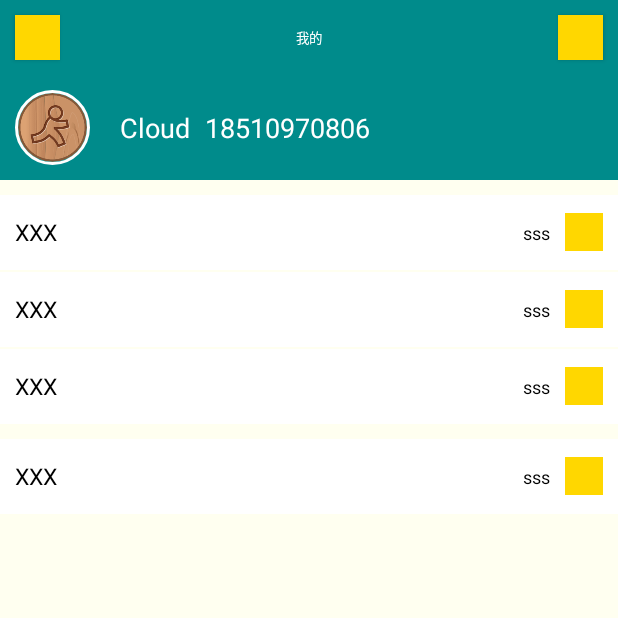
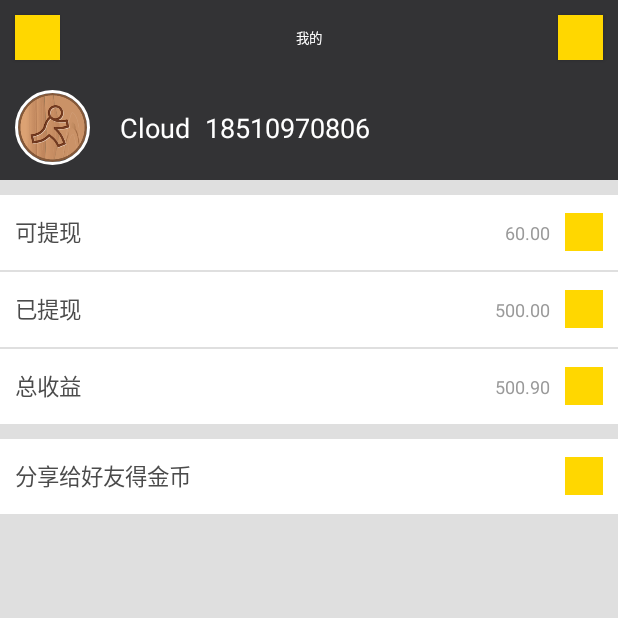
Before and after one commit to CloudWangASP/panning, an Android app: the screen it shows after launch (UserInfoAvtivity), after a tap on an icon or button, on a phone screen of 412 x 824 dp, the top half of it. Run offline under Robolectric (Android 15) with nearby library versions, the phone set to English and light mode, and no system bars; our stand-ins replace CircleImageView; libraries missing offline, so code that uses them is left out: com.alibaba.android; pictures from the network do not load; 11 statements that could not run were skipped.

Commit message:
修改金币生成规则  修改部分UI

```diff
--- a/panning/app/src/main/java/com/panning/panning/fragment/PanningBaseFragment.java
+++ b/panning/app/src/main/java/com/panning/panning/fragment/PanningBaseFragment.java
@@ -8,11 +8,13 @@ import android.os.Bundle;
 import android.support.annotation.NonNull;
 import android.support.annotation.Nullable;
 import android.support.v7.app.AppCompatDialogFragment;
+import android.util.DisplayMetrics;
 import android.view.LayoutInflater;
 import android.view.View;
 import android.view.ViewGroup;
 import android.widget.ImageView;
 import android.widget.LinearLayout;
+import android.widget.RelativeLayout;
 import android.widget.TextView;
 
 import com.panning.panning.R;
@@ -31,48 +33,58 @@ public class PanningBaseFragment extends AppCompatDialogFragment implements View
     private TextView notice;
     private TextView todayProfit;
     private TextView panning;
-    private ImageView gold1;
-    private ImageView gold2;
-    private ImageView gold3;
     private CircleImageView mUserHead;
     private LinearLayout income;
+    private RelativeLayout goldMine;
+    private DisplayMetrics dm;
 
     @Override
     public View onCreateView(@NonNull LayoutInflater inflater, @Nullable ViewGroup container, @Nullable Bundle savedInstanceState) {
         View view = inflater.inflate(R.layout.fragment_panning_base, container, false);
         notice = view.findViewById(R.id.notice);
-        gold1 = view.findViewById(R.id.gold1);
-        gold2 = view.findViewById(R.id.gold2);
-        gold3 = view.findViewById(R.id.gold3);
+        goldMine = view.findViewById(R.id.gold_mine);
         panning = view.findViewById(R.id.panning);
         mUserHead = view.findViewById(R.id.user_head);
         income = view.findViewById(R.id.income);
         todayProfit = view.findViewById(R.id.todayProfit);
         notice.setText("上淘金，淘到你人生第一桶金～       上淘金，淘到你人生第一桶金～");
         notice.setSelected(true);
-        gold1.setOnClickListener(this);
-        gold2.setOnClickListener(this);
-        gold3.setOnClickListener(this);
         panning.setOnClickListener(this);
         mUserHead.setOnClickListener(this);
+        dm = getActivity().getResources().getDisplayMetrics();
+        setupGold();
         return view;
+    }
+
+    private void setupGold() {
+        for (int i = 0; i < 5; i++) {
+            final ImageView imageView = new ImageView(getActivity());
+            RelativeLayout.LayoutParams lp = new RelativeLayout.LayoutParams(150, 150);
+            //布局高度
+            int height = goldMine.getLayoutParams().height;
+            //屏幕宽度
+            int width = dm.widthPixels;
+
+            int left = (int) (Math.random() * width);
+            int top = (int) (Math.random() * height);
+
+            lp.setMargins(left, top, left, top);
+            imageView.setLayoutParams(lp);
+            imageView.setImageResource(R.mipmap.panning);
+            goldMine.addView(imageView);
+            imageView.setOnClickListener(new View.OnClickListener() {
+                @Override
+                public void onClick(View view) {
+                    setAnimation(view);
+                    imageView.setVisibility(View.GONE);
+                }
+            });
+        }
     }
 
     @Override
     public void onClick(View view) {
         switch (view.getId()) {
-            case R.id.gold1:
-                gold1.setVisibility(View.GONE);
-                setAnimation(view);
-                break;
-            case R.id.gold2:
-                gold2.setVisibility(View.GONE);
-                setAnimation(view);
-                break;
-            case R.id.gold3:
-                gold3.setVisibility(View.GONE);
-                setAnimation(view);
-                break;
             case R.id.panning:
                 startActivity(new Intent(getActivity(), PanningInfoActivity.class));
                 break;
--- a/panning/app/src/main/java/com/panning/panning/view/PanningItemView.java
+++ b/panning/app/src/main/java/com/panning/panning/view/PanningItemView.java
@@ -55,7 +55,6 @@ public class PanningItemView extends RelativeLayout {
         int titleTextColor = typedArray.getColor(R.styleable.PanningItemView_itemTextColor, 0);
         int subTitleTextColor = typedArray.getColor(R.styleable.PanningItemView_subItemTextColor, 0);
         int titleImgBackground = typedArray.getResourceId(R.styleable.PanningItemView_rightBackground, 0);
-        int subTitleVisiable = typedArray.getInteger(R.styleable.PanningItemView_subItemVisiable, 0);
         typedArray.recycle();
 
         titleImg.setBackgroundResource(titleImgBackground);
@@ -66,7 +65,6 @@ public class PanningItemView extends RelativeLayout {
         subTitleView.setText(subTitleText);
         subTitleView.setTextColor(subTitleTextColor);
         subTitleView.setTextSize(subTitleTextSize);
-        subTitleView.setVisibility(subTitleVisiable);
     }
 
     public void setSubTitleViewVisiable(boolean flag) {
--- a/panning/app/src/main/res/layout/activity_main.xml
+++ b/panning/app/src/main/res/layout/activity_main.xml
@@ -14,6 +14,6 @@
         android:layout_width="match_parent"
         android:layout_height="50dp"
         android:layout_alignParentBottom="true"
-        android:background="@color/colorDarkCyan" />
+        android:background="@color/black_title_main_theme" />
 
 </RelativeLayout>
--- a/panning/app/src/main/res/layout/activity_setting.xml
+++ b/panning/app/src/main/res/layout/activity_setting.xml
@@ -8,7 +8,7 @@
     <com.panning.panning.view.PanningTopBar xmlns:app="http://schemas.android.com/apk/res-auto"
         android:layout_width="match_parent"
         android:layout_height="50dp"
-        android:background="@color/colorDarkCyan"
+        android:background="@color/black_title_main_theme"
         app:leftBackGround="@color/colorGold"
         app:titleText="设置"
         app:titleTextColor="@color/colorWhite"
--- a/panning/app/src/main/res/layout/activity_user_info.xml
+++ b/panning/app/src/main/res/layout/activity_user_info.xml
@@ -2,19 +2,19 @@
 <LinearLayout xmlns:android="http://schemas.android.com/apk/res/android"
     android:layout_width="match_parent"
     android:layout_height="match_parent"
-    android:background="@color/colorIvory"
+    android:background="@color/gray_bg_main_theme"
     android:orientation="vertical">
 
     <RelativeLayout
         android:layout_width="match_parent"
         android:layout_height="wrap_content"
-        android:background="@color/colorDarkCyan">
+        android:background="@color/black_title_main_theme">
 
         <com.panning.panning.view.PanningTopBar xmlns:app="http://schemas.android.com/apk/res-auto"
             android:id="@+id/topBar"
             android:layout_width="match_parent"
             android:layout_height="50dp"
-            android:background="@color/colorDarkCyan"
+            android:background="@color/black_title_main_theme"
             app:leftBackGround="@color/colorGold"
             app:rightBackGround="@color/colorGold"
             app:titleText="我的"
@@ -60,12 +60,12 @@
         android:layout_height="50dp"
         android:layout_marginTop="10sp"
         android:background="@color/colorWhite"
-        app:itemText="XXX"
-        app:itemTextColor="@color/colorBlack"
+        app:itemText="可提现"
+        app:itemTextColor="@color/black_item_text"
         app:itemTextSize="10dp"
         app:rightBackground="@color/colorGold"
-        app:subItemText="sss"
-        app:subItemTextColor="@color/colorBlack"
+        app:subItemText="60.00"
+        app:subItemTextColor="@color/gray_text"
         app:subItemTextSize="8sp" />
 
     <com.panning.panning.view.PanningItemView xmlns:app="http://schemas.android.com/apk/res-auto"
@@ -73,12 +73,12 @@
         android:layout_height="50dp"
         android:layout_marginTop="1dp"
         android:background="@color/colorWhite"
-        app:itemText="XXX"
-        app:itemTextColor="@color/colorBlack"
+        app:itemText="已提现"
+        app:itemTextColor="@color/black_item_text"
         app:itemTextSize="10sp"
         app:rightBackground="@color/colorGold"
-        app:subItemText="sss"
-        app:subItemTextColor="@color/colorBlack"
+        app:subItemText="500.00"
+        app:subItemTextColor="@color/gray_text"
         app:subItemTextSize="8sp" />
 
     <com.panning.panning.view.PanningItemView xmlns:app="http://schemas.android.com/apk/res-auto"
@@ -86,12 +86,12 @@
         android:layout_height="50dp"
         android:layout_marginTop="1dp"
         android:background="@color/colorWhite"
-        app:itemText="XXX"
-        app:itemTextColor="@color/colorBlack"
+        app:itemText="总收益"
+        app:itemTextColor="@color/black_item_text"
         app:itemTextSize="10sp"
         app:rightBackground="@color/colorGold"
-        app:subItemText="sss"
-        app:subItemTextColor="@color/colorBlack"
+        app:subItemText="500.90"
+        app:subItemTextColor="@color/gray_text"
         app:subItemTextSize="8sp" />
 
     <com.panning.panning.view.PanningItemView xmlns:app="http://schemas.android.com/apk/res-auto"
@@ -99,11 +99,8 @@
         android:layout_height="50dp"
         android:layout_marginTop="10dp"
         android:background="@color/colorWhite"
-        app:itemText="XXX"
-        app:itemTextColor="@color/colorBlack"
+        app:itemText="分享给好友得金币"
+        app:itemTextColor="@color/black_item_text"
         app:itemTextSize="10sp"
-        app:rightBackground="@color/colorGold"
-        app:subItemText="sss"
-        app:subItemTextColor="@color/colorBlack"
-        app:subItemTextSize="8sp" />
+        app:rightBackground="@color/colorGold" />
 </LinearLayout>
--- a/panning/app/src/main/res/layout/fragment_panning_market.xml
+++ b/panning/app/src/main/res/layout/fragment_panning_market.xml
@@ -9,7 +9,7 @@
         android:id="@+id/marketTabLayout"
         android:layout_width="match_parent"
         android:layout_height="wrap_content"
-        android:background="@color/colorLightSeaGreen" />
+        android:background="@color/black_title_main_theme" />
 
     <com.panning.panning.view.MainViewPager
         android:id="@+id/marketViewPager"
--- a/panning/app/src/main/res/values/atts.xml
+++ b/panning/app/src/main/res/values/atts.xml
@@ -15,7 +15,6 @@
         <attr name="subItemText" format="string" />
         <attr name="subItemTextSize" format="dimension" />
         <attr name="subItemTextColor" format="color" />
-        <attr name="subItemVisiable" format="integer" />
         <attr name="rightBackground" format="reference" />
     </declare-styleable>
 </resources>
--- a/panning/app/src/main/res/values/colors.xml
+++ b/panning/app/src/main/res/values/colors.xml
@@ -5,8 +5,15 @@
     <color name="colorGold">#FFD700</color>
     <color name="colorLemon">#FFFACD</color>
     <color name="colorIvory">#FFFFF0</color>
-    <color name="colorDarkCyan">#008B8B</color>
-    <color name="colorLightSeaGreen">#20B2AA</color>
     <color name="colorLightGrey">#F5F5F5</color>
     <color name="titlebar_item_color_pressed">#20000000</color>
+
+    <color name="gray_bg_main_theme">#DFDFDF</color>
+    <color name="black_title_main_theme">#333335</color>
+    <color name="yellow_btn">#FFC22B</color>
+    <color name="blue_text">#2387D3</color>
+    <color name="black_text">#353535</color>
+    <color name="gray_text">#9A9A9A</color>
+    <color name="black_item_text">#4B4B4B</color>
+
 </resources>
```
Also changed, not shown: panning/app/src/main/res/layout/activity_panning.xml (+8 -17 lines), panning/app/src/main/res/layout/fragment_panning_base.xml (+2 -24 lines).
